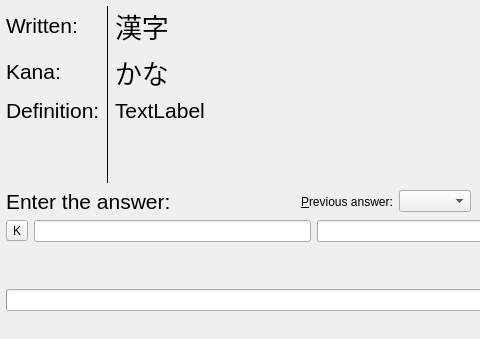
Above: wordstudyform.ui from z1dev/zkanji before the change; both pictures show x 0 to 480 and y 0 to 339 of the 686 by 339 pixel window. Below: the same form after it.
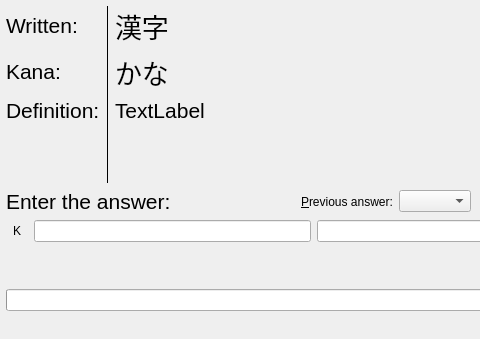
That is the form after the change. The open tabs and pages were chosen to show the change. Icons and pictures are not drawn. Custom widgets are drawn as their Qt base class.

Commit message: * SVG icon placed on the handwriting button.

```diff
--- a/wordstudyform.ui
+++ b/wordstudyform.ui
@@ -440,6 +440,19 @@
                     <property name="text">
                      <string>K</string>
                     </property>
+                    <property name="icon">
+                     <iconset resource="Resources/resources.qrc">
+                      <normaloff>:/kanjipen.svg</normaloff>:/kanjipen.svg</iconset>
+                    </property>
+                    <property name="iconSize">
+                     <size>
+                      <width>18</width>
+                      <height>18</height>
+                     </size>
+                    </property>
+                    <property name="autoRaise">
+                     <bool>true</bool>
+                    </property>
                    </widget>
                   </item>
                   <item>
```
Left out of the diff: 6 changed lines with no effect on the pictures.
